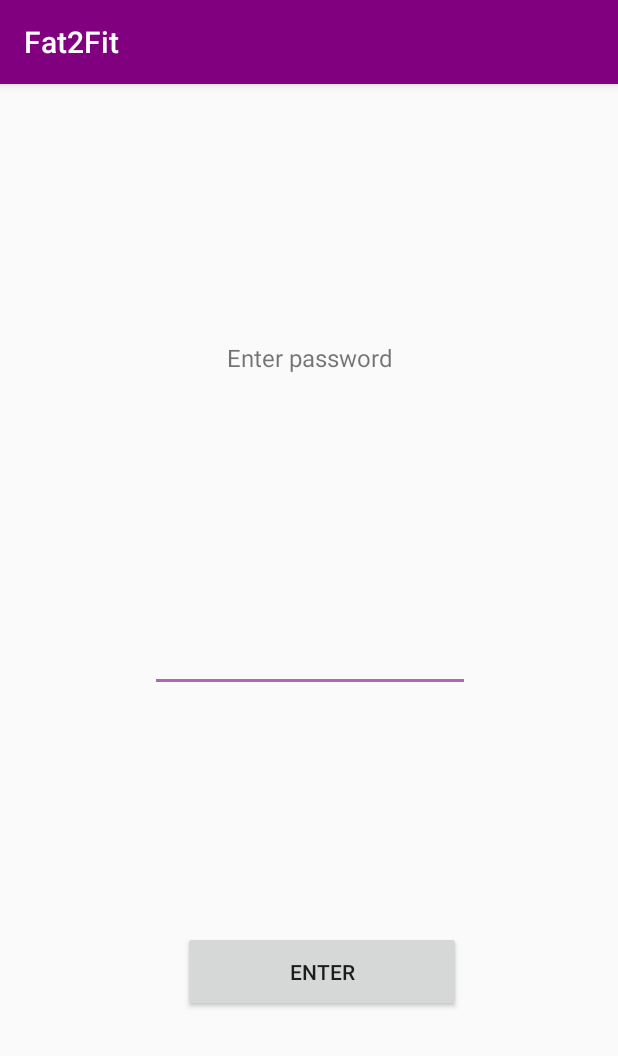
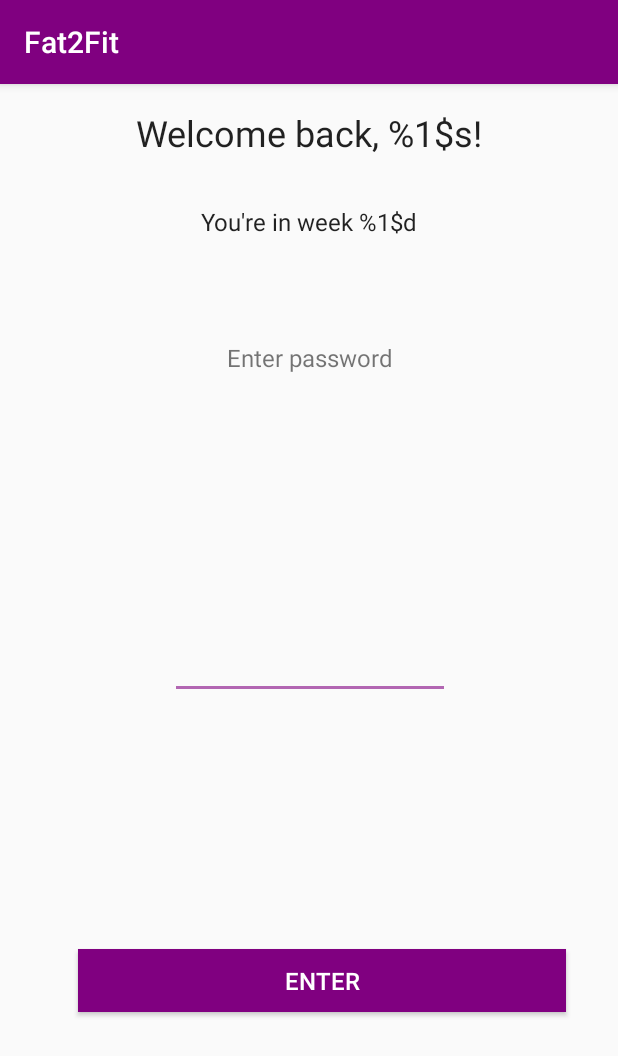
Before and after one commit to markscottUWS/MNSAProject, an Android app: the WelcomeSecond screen opened directly, with no data from a screen before it, on a phone screen of 412 x 824 dp. Shown: the top 1056 px of the screen. Run offline under Robolectric (Android 15) with nearby library versions, the phone set to English and light mode, and no system bars.

Commit message:
Update fragment_welcome_second.xml

```diff
--- a/app/src/main/res/layout/fragment_welcome_second.xml
+++ b/app/src/main/res/layout/fragment_welcome_second.xml
@@ -5,6 +5,28 @@
     android:layout_width="match_parent"
     android:layout_height="match_parent"
     tools:context=".WelcomeSecond">
+
+
+    <TextView
+        android:id="@+id/welcome_back_textview"
+        android:layout_width="wrap_content"
+        android:layout_height="wrap_content"
+        app:layout_constraintRight_toRightOf="parent"
+        app:layout_constraintLeft_toLeftOf="parent"
+        android:text="@string/welcome_name"
+        style="@style/TextAppearance.AppCompat.Headline"
+        android:padding="@dimen/margin_standard"/>
+
+    <TextView
+        android:id="@+id/week_textview"
+        android:layout_width="wrap_content"
+        android:layout_height="wrap_content"
+        app:layout_constraintTop_toBottomOf="@id/welcome_back_textview"
+        app:layout_constraintRight_toRightOf="parent"
+        app:layout_constraintLeft_toLeftOf="parent"
+        android:layout_marginTop="@dimen/margin_standard"
+        android:text="@string/in_week"
+        style="@style/TextAppearance.AppCompat.Subhead"/>
 
     <EditText
         android:id="@+id/editText"
@@ -16,6 +38,7 @@
         android:layout_marginTop="43dp"
         android:ems="10"
         android:inputType="textPassword"
+        android:textSize="16sp"
         app:layout_constraintBottom_toTopOf="@+id/button"
         app:layout_constraintEnd_toEndOf="parent"
         app:layout_constraintStart_toStartOf="parent"
@@ -23,12 +46,15 @@
 
     <Button
         android:id="@+id/button"
-        android:layout_width="185dp"
-        android:layout_height="54dp"
+        android:layout_width="325dp"
+        android:layout_height="42dp"
         android:layout_marginBottom="149dp"
         android:layout_marginEnd="91dp"
         android:layout_marginStart="108dp"
+        android:background="@color/colorButton"
         android:text="ENTER"
+        android:textColor="@android:color/white"
+        android:textSize="16sp"
         app:layout_constraintBottom_toBottomOf="parent"
         app:layout_constraintEnd_toEndOf="parent"
         app:layout_constraintStart_toStartOf="parent" />
```
